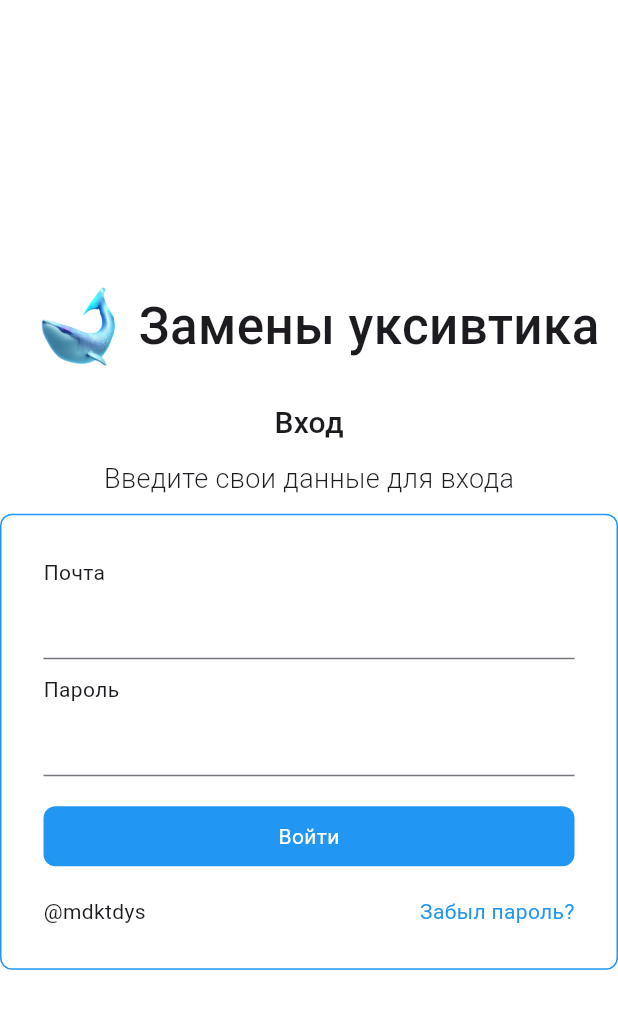
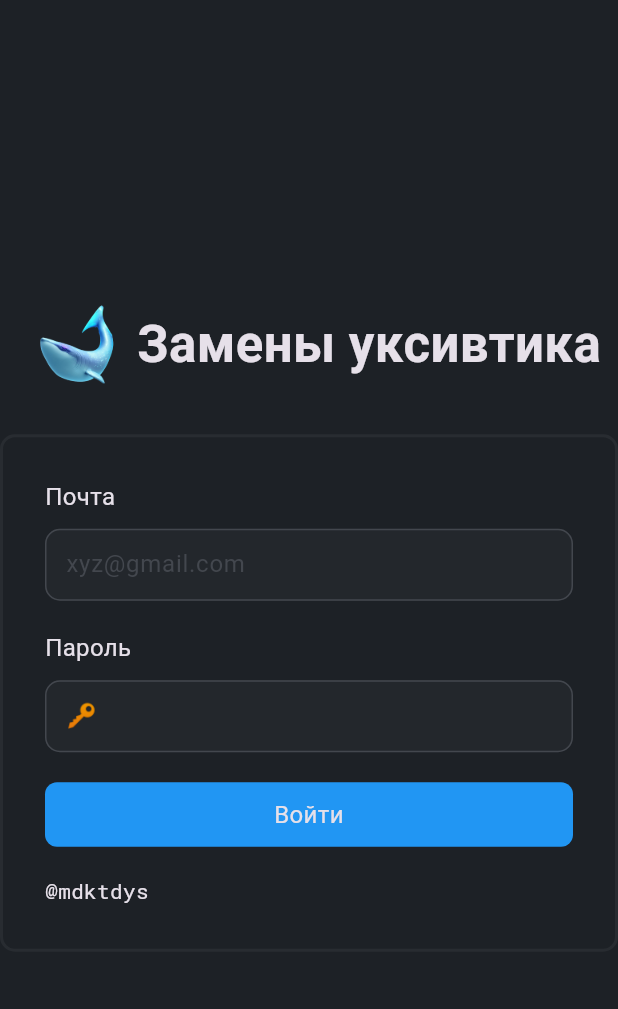
Before and after one commit to mdktdys/Gefest, a Flutter app: the screen it shows after launch, on a phone screen of 412 x 824 dp. Shown: the top 1009 px of the screen. Run offline on Flutter 3.47's test engine with Material 3 defaults, Android fonts, the phone set to English and light mode, and no system bars; our stand-ins replace google_fonts.

Commit message:
Add ui, cd/cd

```diff
--- a/lib/main.dart
+++ b/lib/main.dart
@@ -1,11 +1,12 @@
 import 'package:flutter/material.dart';
 import 'package:gefest/presentation/screens/login/login.dart';
+import 'package:gefest/theme.dart';
 
 void main() {
   runApp(MaterialApp(
     color: Colors.blue,
     debugShowCheckedModeBanner: false,
     home: const LoginScreen(),
-    theme: ThemeData.light().copyWith(),
+    theme: darkTheme
   ));
 }
--- a/lib/presentation/screens/login/login.dart
+++ b/lib/presentation/screens/login/login.dart
@@ -1,7 +1,9 @@
-import 'package:flutter/cupertino.dart';
 import 'package:flutter/material.dart';
-import 'package:flutter/widgets.dart';
-import 'package:google_fonts/google_fonts.dart';
+import 'package:gefest/presentation/shared/base_elevated_button.dart';
+import 'package:gefest/presentation/shared/outline_area.dart';
+import 'package:gefest/theme.dart';
+
+import '../../shared/shared.dart';
 
 class LoginScreen extends StatefulWidget {
   const LoginScreen({super.key});
@@ -14,7 +16,7 @@ class _LoginScreenState extends State<LoginScreen> {
   @override
   Widget build(BuildContext context) {
     return Scaffold(
-      backgroundColor: Colors.white,
+      backgroundColor: Theme.of(context).colorScheme.surface,
       body: Center(
         child: ConstrainedBox(
           constraints: const BoxConstraints(maxWidth: 510),
@@ -25,67 +27,51 @@ class _LoginScreenState extends State<LoginScreen> {
               Row(
                 mainAxisAlignment: MainAxisAlignment.center,
                 children: [
-                  Image.asset("assets/images/logo.png",width: 80,),
-                  Text("Замены уксивтика",style:GoogleFonts.roboto(fontWeight: FontWeight.w500,fontSize: 34)),
+                  Image.asset(
+                    "assets/images/logo.png",
+                    width: 80,
+                  ),
+                  Text("Замены уксивтика",
+                      style: Fa.big.copyWith(fontWeight: FontWeight.bold)),
                 ],
               ),
-              const SizedBox(height: 10,),
-               Text("Вход",style:GoogleFonts.roboto(fontWeight: FontWeight.w500,fontSize: 20)),
-              const SizedBox(height: 10,),
-               Text("Введите свои данные для входа",style:GoogleFonts.roboto(fontWeight: FontWeight.w300,fontSize: 18)),
-              const SizedBox(height: 10,),
-              Container(
-                decoration: BoxDecoration(
-                  borderRadius: const BorderRadius.all(Radius.circular(8)),
-                  border: Border.all(color: Colors.blue,width: 1),
+              const SizedBox(
+                height: 20,
               ),
-                child:   Padding(padding:
-                  const EdgeInsets.all(28),
+              OutlineArea(
                 child: Column(
                   children: [
-                       const Column(
-                        crossAxisAlignment: CrossAxisAlignment.start,
-                        children: [
-                          Text("Почта"),
-                          TextField(),
-                        ],
+                    const BaseTextField(
+                      header: "Почта",
+                      hintText: "xyz@gmail.com",
                     ),
-                       const SizedBox(height: 10,),
-                       const Column(
-                        crossAxisAlignment: CrossAxisAlignment.start,
-                        children: [
-                          Text("Пароль"),
-                          TextField(),
-                        ],
+                    const SizedBox(
+                      height: 20,
                     ),
-                       const SizedBox(height: 20,),
-                       InkWell(
-                        onHover: (value) {
-
-                        },
-                        onTap: () {
-
-                        },
-                         child: Container(
-                          decoration: const BoxDecoration(
-                            color: Colors.blue,
-                            borderRadius: BorderRadius.all(Radius.circular(8))
+                    const BaseTextField(
+                      header: "Пароль",
+                      hintText: "🔑",
                     ),
-                          width: double.infinity,
-                          padding: const EdgeInsets.all(10),
-                          child:  Center(child: Text("Войти",style: GoogleFonts.roboto(color: Colors.white),)),
+                    const SizedBox(
+                      height: 20,
                     ),
+                    BaseElevatedButton(
+                      text: "Войти",
+                      onTap: () {},
                     ),
-                       const SizedBox(height: 20,),
+                    const SizedBox(
+                      height: 20,
+                    ),
                     Row(
                       mainAxisAlignment: MainAxisAlignment.spaceBetween,
                       children: [
-                          const Text("@mdktdys"),
-                          Text("Забыл пароль?",style: GoogleFonts.roboto(color: Colors.blue),),
+                        Text(
+                          "@mdktdys",
+                          style: Fa.smallMono,
+                        ),
                       ],
                     )
                   ],
-                  ),
                 ),
               )
             ],
--- /dev/null
+++ b/lib/presentation/shared/base_elevated_button.dart
@@ -0,0 +1,36 @@
+import 'package:flutter/material.dart';
+import 'package:gefest/theme.dart';
+
+class BaseElevatedButton extends StatelessWidget {
+  final String? text;
+  final Function()? onTap;
+  final double? width;
+  final double? height;
+  const BaseElevatedButton(
+      {super.key, this.onTap, this.text, this.width, this.height});
+
+  @override
+  Widget build(BuildContext context) {
+    return Material(
+      color: onTap != null
+          ? Theme.of(context).colorScheme.primary
+          : Ca.primaryDisabled,
+      borderRadius: BorderRadius.circular(8),
+      clipBehavior: Clip.antiAlias,
+      child: InkWell(
+        onHover: (value) {},
+        hoverColor: Ca.primaryHovered,
+        onTap: onTap,
+        child: Container(
+            height: height,
+            width: width ?? double.infinity,
+            padding: const EdgeInsets.all(10),
+            child: Text(
+              text ?? "",
+              textAlign: TextAlign.center,
+              style: Fa.smedium,
+            )),
+      ),
+    );
+  }
+}
--- /dev/null
+++ b/lib/presentation/shared/base_textfield.dart
@@ -0,0 +1,45 @@
+import 'package:flutter/material.dart';
+import 'package:gefest/theme.dart';
+
+class BaseTextField extends StatelessWidget {
+  final Iterable<String>? autofillHints;
+  final String? hintText;
+  final String? header;
+  const BaseTextField(
+      {super.key, this.autofillHints, this.hintText, this.header});
+
+  @override
+  Widget build(BuildContext context) {
+    return Column(
+      crossAxisAlignment: CrossAxisAlignment.start,
+      children: [
+        if (header != null) ...[
+          Text(
+            header!,
+            style: Fa.smedium,
+          ),
+          const SizedBox(
+            height: 10,
+          )
+        ],
+        TextField(
+          style: Fa.smedium,
+          decoration: InputDecoration(
+              hintStyle: Fa.smedium,
+              filled: true,
+              fillColor:
+                  Theme.of(context).colorScheme.onSurface.withOpacity(0.5),
+              border:
+                  OutlineInputBorder(borderRadius: BorderRadius.circular(10)),
+              focusedBorder: OutlineInputBorder(
+                  borderSide: const BorderSide(color: Ca.primary),
+                  borderRadius: BorderRadius.circular(10)),
+              disabledBorder: InputBorder.none,
+              contentPadding: const EdgeInsets.all(10.0),
+              hintText: hintText),
+          autofillHints: autofillHints,
+        ),
+      ],
+    );
+  }
+}
--- /dev/null
+++ b/lib/presentation/shared/outline_area.dart
@@ -0,0 +1,19 @@
+import 'package:flutter/material.dart';
+
+class OutlineArea extends StatelessWidget {
+  final Widget child;
+  const OutlineArea({super.key, required this.child});
+
+  @override
+  Widget build(BuildContext context) {
+    return Container(
+      padding: const EdgeInsets.all(28),
+      decoration: BoxDecoration(
+        borderRadius: const BorderRadius.all(Radius.circular(10)),
+        border: Border.all(
+            color: Theme.of(context).colorScheme.onSurface, width: 2),
+      ),
+      child: child,
+    );
+  }
+}
--- /dev/null
+++ b/lib/presentation/shared/shared.dart
@@ -0,0 +1 @@
+export 'base_textfield.dart';
--- /dev/null
+++ b/lib/theme.dart
@@ -0,0 +1,50 @@
+import 'package:flutter/material.dart';
+import 'package:google_fonts/google_fonts.dart';
+
+class Ca {
+  static const Color primary = Color(0xff2196f3);
+  static const Color primaryHovered = Color.fromARGB(255, 25, 116, 190);
+  static const Color primaryDisabled = Color.fromARGB(255, 16, 70, 114);
+}
+
+class Fa {
+  static TextStyle small = GoogleFonts.roboto(fontSize: 14);
+  static TextStyle smedium = GoogleFonts.roboto(fontSize: 16);
+  static TextStyle medium = GoogleFonts.roboto(fontSize: 20);
+
+  static TextStyle big = GoogleFonts.roboto(fontSize: 34);
+
+  static TextStyle smallMono = GoogleFonts.robotoMono(fontSize: 14);
+}
+
+final darkTheme = ThemeData.dark().copyWith(
+
+    colorScheme: ColorScheme.fromSeed(
+
+        primary: const Color(0xff2196f3),
+        seedColor: const Color(0xff2196f3),
+        surface: const Color(0xFF1D2126),
+        onSurface: const Color(0xFF282c31)));
+
+extension ColorsExt on Color {
+  MaterialColor toMaterialColor() {
+    final int red = this.red;
+    final int green = this.green;
+    final int blue = this.blue;
+
+    final Map<int, Color> shades = {
+      50: Color.fromRGBO(red, green, blue, .1),
+      100: Color.fromRGBO(red, green, blue, .2),
+      200: Color.fromRGBO(red, green, blue, .3),
+      300: Color.fromRGBO(red, green, blue, .4),
+      400: Color.fromRGBO(red, green, blue, .5),
+      500: Color.fromRGBO(red, green, blue, .6),
+      600: Color.fromRGBO(red, green, blue, .7),
+      700: Color.fromRGBO(red, green, blue, .8),
+      800: Color.fromRGBO(red, green, blue, .9),
+      900: Color.fromRGBO(red, green, blue, 1),
+    };
+
+    return MaterialColor(value, shades);
+  }
+}
```
Also changed, not shown: 1 other file. Lines whose indentation alone changed are shown as unchanged.
